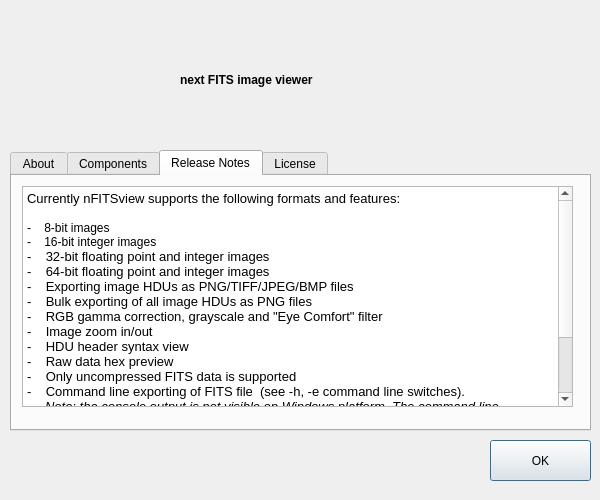
Before: the Qt Designer form aboutdialog.ui in surhh/nfitsview, drawn with Qt 5.
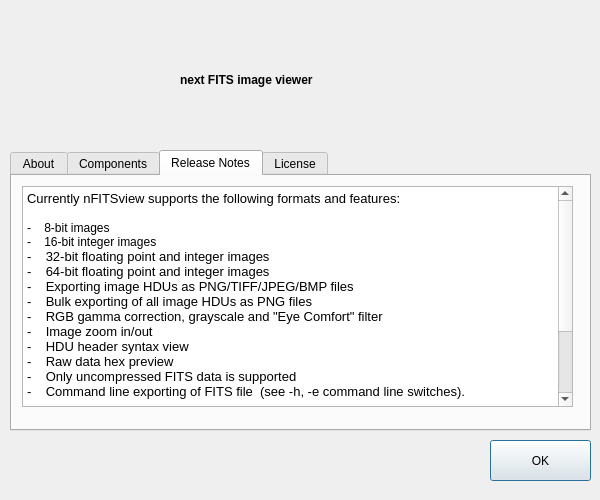
After: the same form once the commit is applied. The open tabs and pages were chosen to show the change. Icons and pictures are not drawn.

Commit message: Minor changes in About dialog

```diff
--- a/aboutdialog.ui
+++ b/aboutdialog.ui
@@ -218,8 +218,8 @@
 &lt;p style=&quot; margin-top:0px; margin-bottom:0px; margin-left:0px; margin-right:0px; -qt-block-indent:0; text-indent:0px;&quot;&gt;&lt;span style=&quot; font-family:'Noto Sans'; font-size:10pt;&quot;&gt;-    Raw data hex preview&lt;/span&gt;&lt;/p&gt;
 &lt;p style=&quot; margin-top:0px; margin-bottom:0px; margin-left:0px; margin-right:0px; -qt-block-indent:0; text-indent:0px;&quot;&gt;&lt;span style=&quot; font-family:'Noto Sans'; font-size:10pt;&quot;&gt;-    Only uncompressed FITS data is supported &lt;/span&gt;&lt;/p&gt;
 &lt;p style=&quot; margin-top:0px; margin-bottom:0px; margin-left:0px; margin-right:0px; -qt-block-indent:0; text-indent:0px;&quot;&gt;&lt;span style=&quot; font-family:'Noto Sans'; font-size:10pt;&quot;&gt;-    Command line exporting of FITS file  (see -h, -e command line switches).&lt;/span&gt;&lt;/p&gt;
-&lt;p style=&quot; margin-top:0px; margin-bottom:0px; margin-left:0px; margin-right:0px; -qt-block-indent:0; text-indent:0px;&quot;&gt;&lt;span style=&quot; font-family:'Noto Sans'; font-size:10pt;&quot;&gt;     &lt;/span&gt;&lt;span style=&quot; font-family:'Noto Sans'; font-size:10pt; font-style:italic;&quot;&gt;Note: the console output is not visible on Windows platform. The command line &lt;/span&gt;&lt;/p&gt;
-&lt;p style=&quot; margin-top:0px; margin-bottom:0px; margin-left:0px; margin-right:0px; -qt-block-indent:0; text-indent:0px;&quot;&gt;&lt;span style=&quot; font-family:'Noto Sans'; font-size:10pt; font-style:italic;&quot;&gt;     supports image exporting only in &amp;quot;Original&amp;quot; mapping mode.&lt;/span&gt;&lt;/p&gt;
+&lt;p style=&quot;-qt-paragraph-type:empty; margin-top:0px; margin-bottom:0px; margin-left:0px; margin-right:0px; -qt-block-indent:0; text-indent:0px;&quot;&gt;&lt;br /&gt;&lt;/p&gt;
+&lt;p style=&quot; margin-top:0px; margin-bottom:0px; margin-left:0px; margin-right:0px; -qt-block-indent:0; text-indent:0px;&quot;&gt;&lt;span style=&quot; font-family:'Noto Sans'; font-size:10pt; font-style:italic;&quot;&gt;Note: the console output is not visible on Windows platform. The command line supports image exporting only in &amp;quot;Original&amp;quot; mapping mode.&lt;/span&gt;&lt;/p&gt;
 &lt;p style=&quot;-qt-paragraph-type:empty; margin-top:0px; margin-bottom:0px; margin-left:0px; margin-right:0px; -qt-block-indent:0; text-indent:0px; font-family:'Noto Sans'; font-size:10pt;&quot;&gt;&lt;br /&gt;&lt;/p&gt;
 &lt;p style=&quot; margin-top:0px; margin-bottom:0px; margin-left:0px; margin-right:0px; -qt-block-indent:0; text-indent:0px;&quot;&gt;&lt;span style=&quot; font-family:'Noto Sans'; font-size:10pt;&quot;&gt;Fixes and new features in this release:&lt;/span&gt;&lt;/p&gt;
 &lt;p style=&quot;-qt-paragraph-type:empty; margin-top:0px; margin-bottom:0px; margin-left:0px; margin-right:0px; -qt-block-indent:0; text-indent:0px; font-family:'Noto Sans'; font-size:10pt;&quot;&gt;&lt;br /&gt;&lt;/p&gt;
```
The commit also changes 1 other file.
